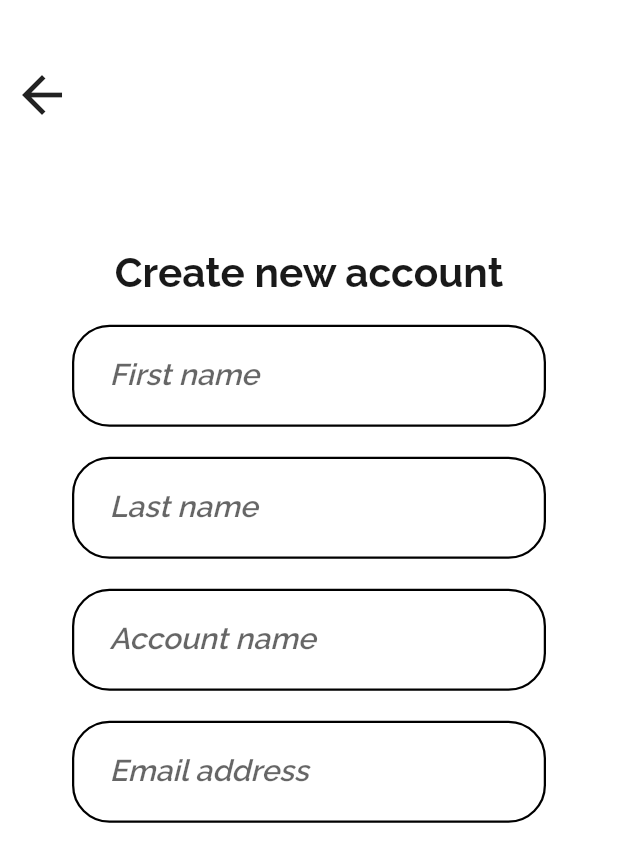
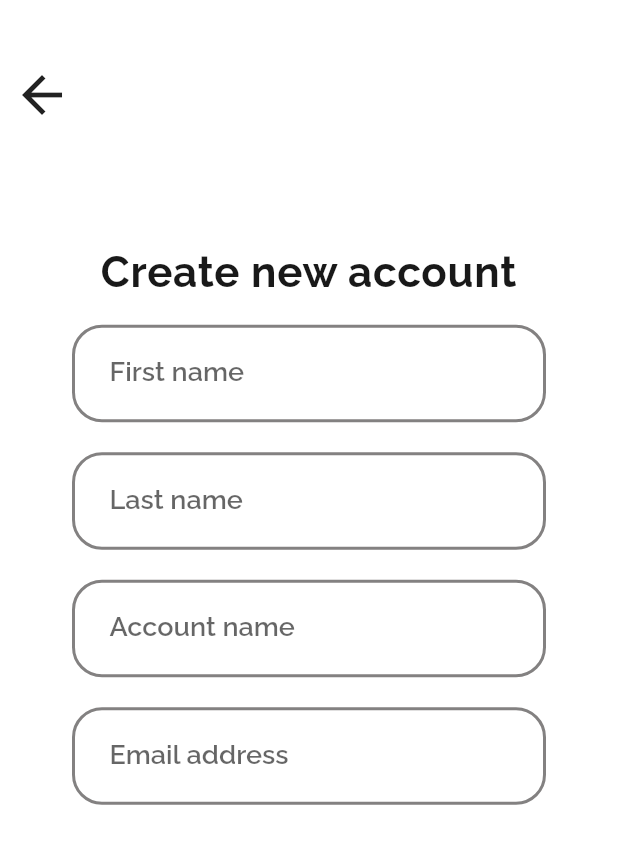
Before and after one commit to CS426FinalProject/eazylearn-frontend, a Flutter app: the screen it shows after launch, after a tap on "I want to register", on a phone screen of 412 x 824 dp. Shown: the top 862 px of the screen. Run offline on Flutter 3.47's test engine with Material 2 defaults, Android fonts, the light colour scheme and no system bars; our stand-ins replace email_validator, expandable; accounts and stored records are empty; network calls fail.

Commit message:
fix theme

```diff
--- a/lib/main.dart
+++ b/lib/main.dart
@@ -44,14 +44,27 @@ ThemeData _buildEzLearnTheme() {
     accentTextTheme: _buildEzLearnTextTheme2(base.textTheme),
     inputDecorationTheme: const InputDecorationTheme(
       border: OutlineInputBorder(
-        borderSide: BorderSide(
-          width: 2.0,
-          color: kEzLearnGrey,
-        ),
+        borderSide: BorderSide(color: kEzLearnGrey, width: 2.0),
         borderRadius: BorderRadius.all(Radius.circular(20)),
       ),
       focusedBorder: OutlineInputBorder(
         borderSide: BorderSide(color: kEzLearnBlue600, width: 2.0),
+        borderRadius: BorderRadius.all(Radius.circular(20)),
+      ),
+      errorBorder: OutlineInputBorder(
+        borderSide: BorderSide(color: kEzLearnWrongRed, width: 2.0),
+        borderRadius: BorderRadius.all(Radius.circular(20)),
+      ),
+      focusedErrorBorder: OutlineInputBorder(
+        borderSide: BorderSide(color: kEzLearnWrongRed, width: 2.0),
+        borderRadius: BorderRadius.all(Radius.circular(20)),
+      ),
+      enabledBorder: OutlineInputBorder(
+        borderSide: BorderSide(color: kEzLearnGrey, width: 2.0),
+        borderRadius: BorderRadius.all(Radius.circular(20)),
+      ),
+      disabledBorder: OutlineInputBorder(
+        borderSide: BorderSide(color: kEzLearnGrey, width: 1.5),
         borderRadius: BorderRadius.all(Radius.circular(20)),
       ),
     ),
@@ -98,7 +111,14 @@ TextTheme _buildEzLearnTextTheme1(TextTheme base) {
           fontSize: 18,
           height: 1.3,
           color: kEzLearnBlack,
-          ))
+        ),
+        button: base.button.copyWith(
+          fontWeight: FontWeight.w700,
+          fontSize: 24,
+          letterSpacing: 0.5,
+          color: kEzLearnBlack,
+        ),
+      )
       .apply(
         fontFamily: 'Raleway',
         displayColor: kEzLearnWhite,
--- a/lib/screens/profile_screens/profile_screen.dart
+++ b/lib/screens/profile_screens/profile_screen.dart
@@ -18,6 +18,7 @@ class _ProfileScreenState extends State<ProfileScreen> {
     user = await API.getProfile(Session.userID, context);
     if (user != null)
       setState(() {
+
         isLoaded = true;
         print(user.dob.toIso8601String());
       });
--- a/lib/screens/signup_screens/basic_information_screen.dart
+++ b/lib/screens/signup_screens/basic_information_screen.dart
@@ -49,8 +49,8 @@ class _SignupScreenState extends State<SignupScreen>
                       alignment: Alignment.bottomCenter,
                       child: Text(
                         "Create new account",
-                        style: TextStyle(
-                            fontSize: 27, fontWeight: FontWeight.bold),
+                        style: Theme.of(context).textTheme.headline5,
+                        textAlign: TextAlign.center,
                       ),
                     ),
                   ),
@@ -59,6 +59,7 @@ class _SignupScreenState extends State<SignupScreen>
                     child: Padding(
                       padding: const EdgeInsets.all(8.0),
                       child: ListView(
+                        physics: BouncingScrollPhysics(),
                         children: [
                           _generateTextFormField(
                               hintText: "First name",
@@ -109,20 +110,28 @@ class _SignupScreenState extends State<SignupScreen>
                                       },
                                       child: Text(
                                         "Next",
-                                        style: TextStyle(fontSize: 20),
+                                        style: Theme.of(context)
+                                            .textTheme
+                                            .button
+                                            .copyWith(
+                                                color: Theme.of(context)
+                                                    .colorScheme
+                                                    .onPrimary),
                                       ),
                                       style: ButtonStyle(
                                         backgroundColor:
                                             MaterialStateProperty.all(
-                                                  primaryColor),
-                                          minimumSize:
-                                              MaterialStateProperty.all(
+                                                Theme.of(context)
+                                                    .colorScheme
+                                                    .primary),
+                                        minimumSize: MaterialStateProperty.all(
                                             Size(double.infinity, 55)),
                                         shape: MaterialStateProperty.all(
                                           RoundedRectangleBorder(
                                               borderRadius:
-                                                      BorderRadius.circular(
-                                                          18)))),
+                                                  BorderRadius.circular(20)),
+                                        ),
+                                      ),
                                     )
                                   : SizedBox.shrink()))
                       : SizedBox.shrink(),
@@ -170,21 +179,25 @@ class _SignupScreenState extends State<SignupScreen>
         onChanged: (value) {
           onTextChanged(value);
         },
-        style: TextStyle(fontSize: 20),
+        style: Theme.of(context).textTheme.headline6,
         decoration: InputDecoration(
-          hintText: hintText,
           labelText: hintText,
           errorText: !isFirst &&
                   hintText == "Email address" &&
                   !EmailValidator.validate(email)
               ? "Your email is invalid"
               : null,
-          hintStyle: TextStyle(fontSize: 20),
+          errorStyle: Theme.of(context).textTheme.headline6.copyWith(
+                fontSize: 10,
+                color: Theme.of(context).colorScheme.error,
+              ),
           contentPadding: EdgeInsets.fromLTRB(25, 20, 10, 20),
-          focusedBorder: outline,
-          enabledBorder: outline,
-          errorBorder: errorOutline,
-          focusedErrorBorder: errorOutline,
+          disabledBorder: Theme.of(context).inputDecorationTheme.disabledBorder,
+          focusedBorder: Theme.of(context).inputDecorationTheme.focusedBorder,
+          enabledBorder: Theme.of(context).inputDecorationTheme.enabledBorder,
+          errorBorder: Theme.of(context).inputDecorationTheme.errorBorder,
+          focusedErrorBorder:
+              Theme.of(context).inputDecorationTheme.focusedErrorBorder,
         ),
       ),
     );
--- a/lib/screens/splash_screen.dart
+++ b/lib/screens/splash_screen.dart
@@ -31,11 +31,26 @@ class _SplashScreenState extends State<SplashScreen> {
           height: init ? MediaQuery.of(context).size.height : 250,
           width: MediaQuery.of(context).size.width,
           alignment: init ? Alignment.center : Alignment.bottomCenter,
-          child: Text(
-            "WELCOME TO\nEAZYLEARN",
-            textAlign: TextAlign.center,
-            style: TextStyle(
-                fontSize: 35, fontWeight: FontWeight.bold, color: primaryColor),
+          child: Padding(
+            padding: const EdgeInsets.only(bottom: 50),
+            child: RichText(
+              textAlign: TextAlign.center,
+              text: TextSpan(
+                text: "Welcome to\n",
+                style: Theme.of(context).textTheme.headline4.copyWith(
+                      fontSize: 24,
+                      color: Theme.of(context).colorScheme.primary,
+                    ),
+                children: [
+                  TextSpan(
+                    text: "EAZYLEARN",
+                    style: Theme.of(context).textTheme.headline4.copyWith(
+                          color: Theme.of(context).colorScheme.primary,
+                        ),
+                  )
+                ],
+              ),
+            ),
           ),
         ),
         Center(
@@ -61,16 +76,19 @@ class _SplashScreenState extends State<SplashScreen> {
           },
           child: Text(
             "I want to register",
-            style: Theme.of(context)
-                .textTheme
-                .headline5
-                .copyWith(color: Theme.of(context).colorScheme.onPrimary),
+            style: Theme.of(context).textTheme.headline5.copyWith(
+                  fontSize: 24,
+                  color: Theme.of(context).colorScheme.onPrimary,
+                ),
           ),
           style: ButtonStyle(
-              backgroundColor: MaterialStateProperty.all(primaryColor),
-              minimumSize: MaterialStateProperty.all(Size(300, 60)),
-              shape: MaterialStateProperty.all(RoundedRectangleBorder(
-                  borderRadius: BorderRadius.circular(18)))),
+            backgroundColor: MaterialStateProperty.all(
+                Theme.of(context).colorScheme.primary),
+            minimumSize: MaterialStateProperty.all(Size(300, 60)),
+            shape: MaterialStateProperty.all(
+              RoundedRectangleBorder(borderRadius: BorderRadius.circular(20)),
+            ),
+          ),
         ),
         SizedBox(
           height: 10,
@@ -82,7 +100,10 @@ class _SplashScreenState extends State<SplashScreen> {
           },
           child: Text(
             "I have an account",
-            style: Theme.of(context).textTheme.headline5,
+            style: Theme.of(context).textTheme.headline5.copyWith(
+                  fontSize: 24,
+                  color: Theme.of(context).colorScheme.onBackground,
+                ),
           ),
         )
       ],
--- a/lib/utility/answer_card.dart
+++ b/lib/utility/answer_card.dart
@@ -16,7 +16,9 @@ class AnswerCard extends StatelessWidget {
         child: DecoratedBox(
             decoration: BoxDecoration(
               borderRadius: BorderRadius.circular(20.0),
-              color: chosen ? primaryColor : Colors.transparent,
+              color: chosen
+                  ? Theme.of(context).colorScheme.primary
+                  : Colors.transparent,
             ),
             child: Padding(
               padding: EdgeInsets.symmetric(vertical: 15, horizontal: 20),
--- a/lib/utility/question_wheel.dart
+++ b/lib/utility/question_wheel.dart
@@ -37,7 +37,7 @@ class _QuestionWheelState extends State<QuestionWheel> {
     return Container(
       height: 50,
       width: 200,
-      decoration: BoxDecoration(color: primaryColor),
+      decoration: BoxDecoration(color: Theme.of(context).colorScheme.primary),
       child: PageView.builder(
           onPageChanged: (index) {
             setState(() {
```
Also changed, not shown: lib/screens/home_screen.dart (+7 -5 lines), lib/screens/signin_screen.dart (+9 -6 lines), lib/screens/signup_screens/password_screen.dart (+32 -22 lines), lib/screens/signup_screens/personal_information_screen.dart (+26 -16 lines), lib/screens/test_choosing_screen.dart (+5 -3 lines), lib/utility/test_preview_card.dart (+9 -7 lines). Lines whose indentation alone changed are shown as unchanged.
